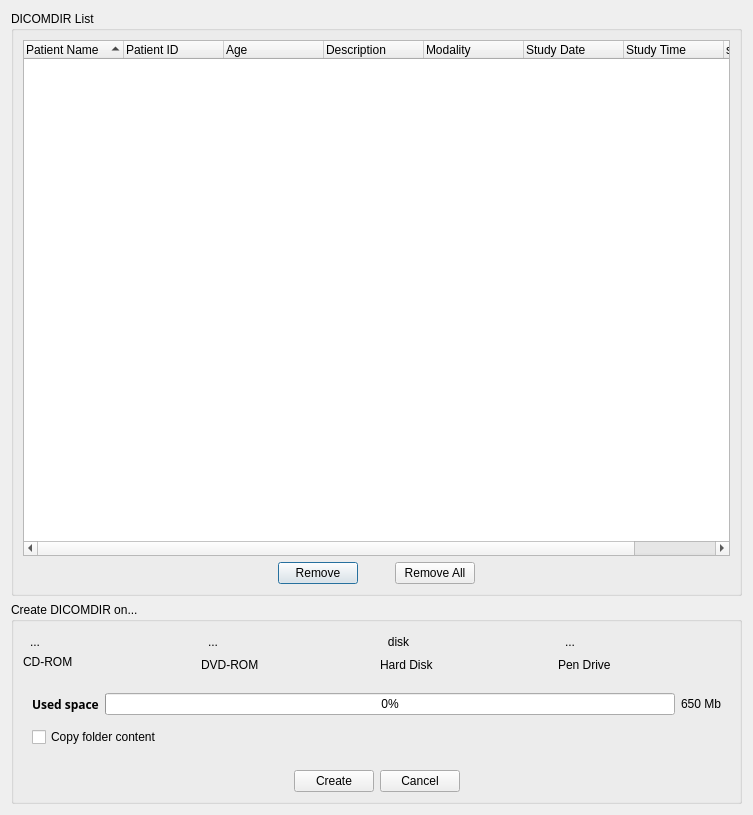
Old version of the form starviewer/src/inputoutput/qcreatedicomdirbase.ui in the repository starviewer-medical/starviewer.
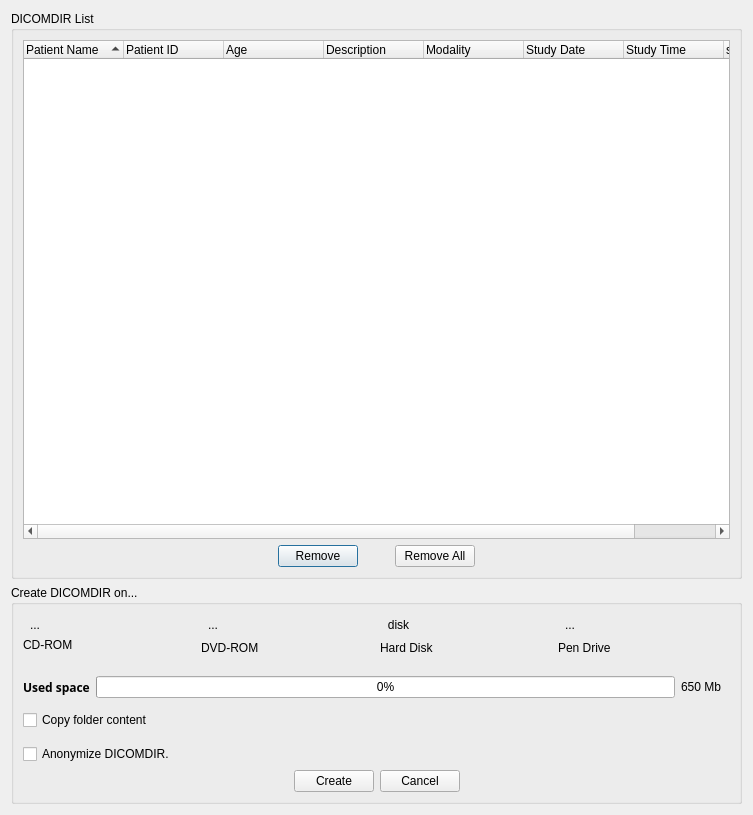
New version of the form. The open tabs and pages were chosen to show the change. Icons and pictures are not drawn.

```diff
--- a/starviewer/src/inputoutput/qcreatedicomdirbase.ui
+++ b/starviewer/src/inputoutput/qcreatedicomdirbase.ui
@@ -367,10 +367,22 @@
          </sizepolicy>
         </property>
         <property name="currentIndex">
-         <number>0</number>
+         <number>1</number>
         </property>
         <widget class="QWidget" name="page">
          <layout class="QGridLayout" name="gridLayout">
+          <property name="leftMargin">
+           <number>0</number>
+          </property>
+          <property name="topMargin">
+           <number>9</number>
+          </property>
+          <property name="rightMargin">
+           <number>9</number>
+          </property>
+          <property name="bottomMargin">
+           <number>0</number>
+          </property>
           <item row="0" column="0">
            <widget class="QLabel" name="m_DICOMDIRUsedSpaceLabel">
             <property name="font">
@@ -432,6 +444,12 @@
         </widget>
         <widget class="QWidget" name="page_2">
          <layout class="QVBoxLayout" name="verticalLayout_2">
+          <property name="leftMargin">
+           <number>0</number>
+          </property>
+          <property name="bottomMargin">
+           <number>0</number>
+          </property>
           <item>
            <layout class="QHBoxLayout">
             <property name="spacing">
@@ -498,6 +516,13 @@
         </widget>
        </widget>
       </item>
+      <item>
+       <widget class="QCheckBox" name="m_anonymizeDICOMDIRCheckBox">
+        <property name="text">
+         <string>Anonymize DICOMDIR.</string>
+        </property>
+       </widget>
+      </item>
       <item>
        <layout class="QHBoxLayout">
         <property name="spacing">
```
